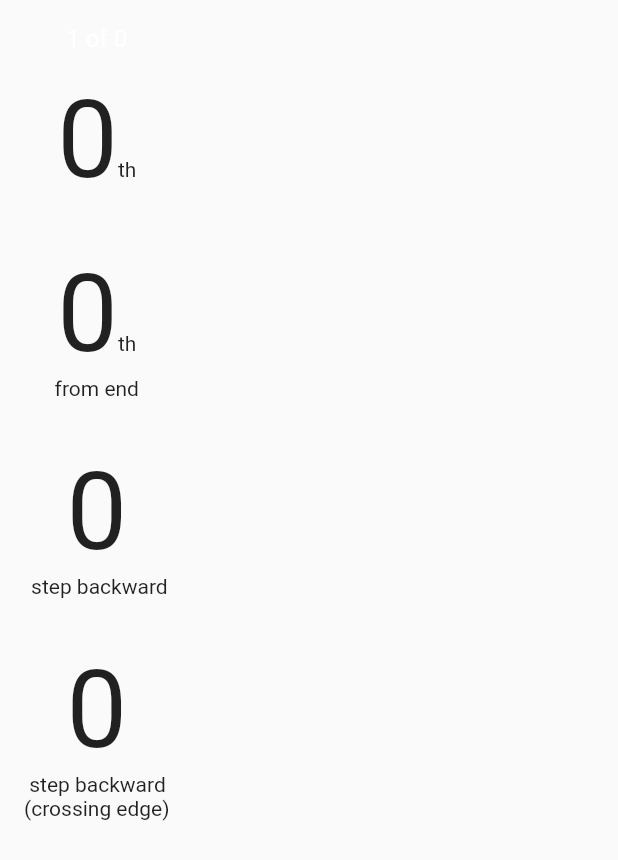
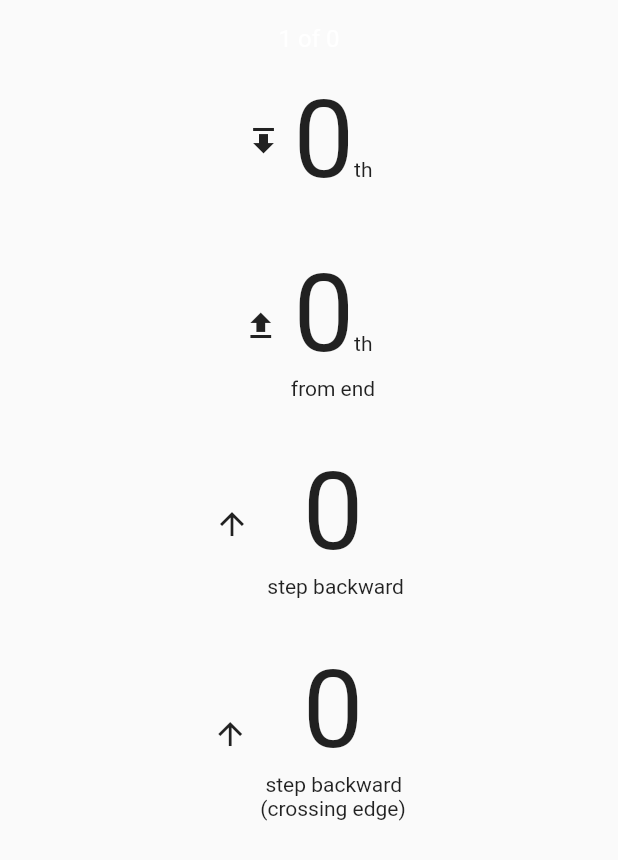
Before and after one commit to uno-sw/catalog_chooser, a Flutter app: the SuggestedItem widget shown alone on an empty page, opened directly with empty values, on a phone screen of 412 x 824 dp. Shown: the top 860 px of the screen. Run offline on Flutter 3.47's test engine with Material 2 defaults, Android fonts, the phone set to English and light mode, and no system bars; our stand-ins replace built_collection, freezed_annotation, state_notifier; missing offline and left inert: flutter_state_notifier; generated files the repository leaves out were written again.

Commit message:
add icon to `SuggestedItemValueText` widget

```diff
--- a/lib/screens/home_screen.dart
+++ b/lib/screens/home_screen.dart
@@ -34,7 +34,12 @@ class HomeScreen extends StatelessWidget {
         ),
         child: DefaultTextStyle(
           style: TextStyle(color: theme.colorScheme.onPrimary),
-          child: const Suggestion(),
+          child: IconTheme(
+            data: IconThemeData(
+              color: Theme.of(context).colorScheme.onPrimary,
+            ),
+            child: const Suggestion(),
+          ),
         ),
       ),
     );
--- a/lib/widgets/suggestion.dart
+++ b/lib/widgets/suggestion.dart
@@ -57,11 +57,16 @@ class SuggestedItem extends StatelessWidget {
                   ),
                 ),
                 _SuggestedItemValueText(
+                  icon: const RotatedBox(
+                    quarterTurns: 2,
+                    child: Icon(Icons.file_upload),
+                  ),
                   rank: model.nthRank,
                   value: model.nth.value,
                   suffix: model.nth.suffixLabel,
                 ),
                 _SuggestedItemValueText(
+                  icon: const Icon(Icons.file_upload),
                   rank: model.nthFromEndRank,
                   value: model.nthFromEnd.value,
                   suffix: model.nthFromEnd.suffixLabel,
@@ -69,12 +74,20 @@ class SuggestedItem extends StatelessWidget {
                 ),
                 if (model.step != null)
                     _SuggestedItemValueText(
+                      icon: Icon(model.step.forward
+                          ? Icons.arrow_downward
+                          : Icons.arrow_upward
+                      ),
                       rank: model.stepRank,
                       value: model.step.value,
                       additional: model.step.suffixLabel,
                     ),
                 if (model.stepOverEdge != null)
                     _SuggestedItemValueText(
+                      icon: Icon(model.stepOverEdge.forward
+                          ? Icons.arrow_downward
+                          : Icons.arrow_upward
+                      ),
                       rank: model.stepOverEdgeRank,
                       value: model.stepOverEdge.value,
                       additional: '${model.stepOverEdge.suffixLabel}\n'
@@ -92,12 +105,14 @@ class SuggestedItem extends StatelessWidget {
 class _SuggestedItemValueText extends StatelessWidget {
   const _SuggestedItemValueText({
     Key key,
+    @required this.icon,
     @required this.rank,
     this.value,
     this.suffix,
     this.additional,
   }) : super(key: key);
 
+  final Widget icon;
   final int rank;
   final int value;
   final String suffix;
@@ -109,7 +124,12 @@ class _SuggestedItemValueText extends StatelessWidget {
   Widget build(BuildContext context) {
     return Padding(
       padding: const EdgeInsets.symmetric(vertical: 16.0),
-      child: Column(
+      child: Row(
+        mainAxisAlignment: MainAxisAlignment.center,
+        children: [
+          icon,
+          const SizedBox(width: 8.0),
+          Column(
             children: [
               Text.rich(
                 TextSpan(
@@ -125,6 +145,8 @@ class _SuggestedItemValueText extends StatelessWidget {
               ),
               if (additional != null)
                   Text(additional),
+            ],
+          ),
         ],
       ),
     );
```
Also changed, not shown: pubspec.lock. Lines whose indentation alone changed are shown as unchanged.
